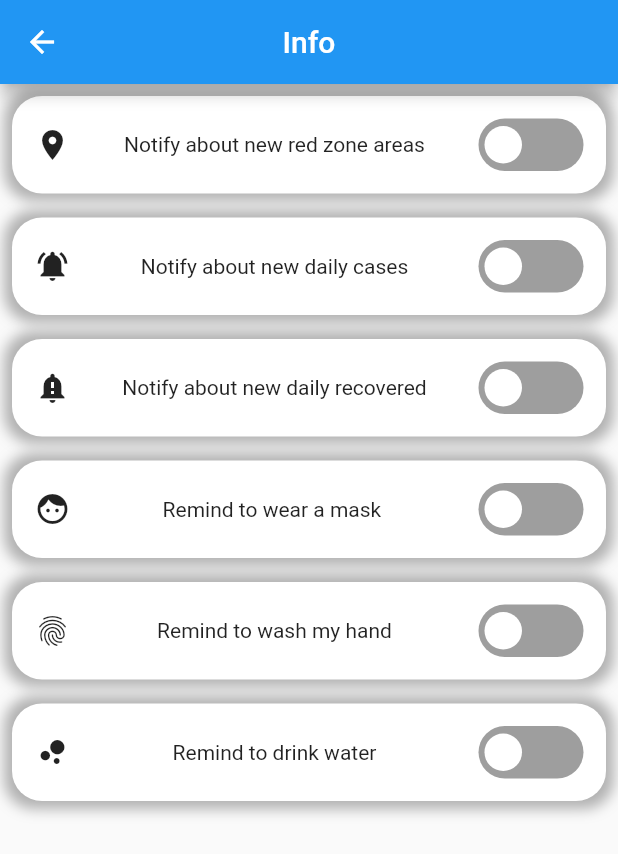
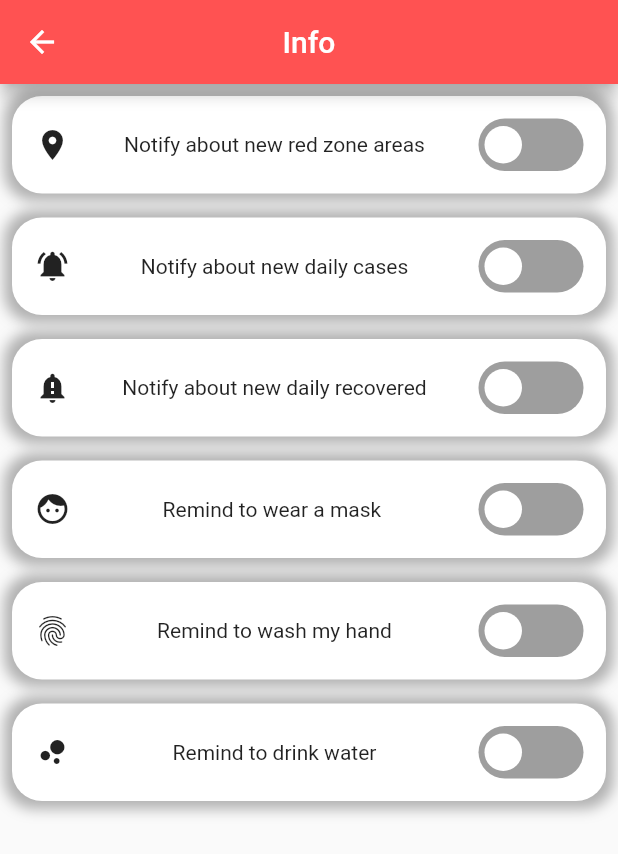
Before and after one commit to AdamHarith2510/flutter_app123, a Flutter app: the screen it shows after launch, after a tap on the "notifications" icon, on a phone screen of 412 x 824 dp. Shown: the top 854 px of the screen. Run offline on Flutter 3.47's test engine with Material 2 defaults, Android fonts, the phone set to English and light mode, and no system bars; drawn by our look-alikes of flutter_switch; our stand-ins replace page_transition, webview_flutter; missing offline and left inert: qr_code_scanner; network calls fail; statements that could not run were skipped; project files that could hold a hidden picture were left out.

Commit message:
Add files via upload

```diff
--- a/lib/main.dart
+++ b/lib/main.dart
@@ -78,7 +78,7 @@ class _MyHomePageState extends State<MyHomePage> {
       ),
       floatingActionButton: FloatingActionButton(
         child: Icon(Icons.notifications),
-        splashColor: Colors.purple,
+        splashColor: Colors.purpleAccent,
         backgroundColor: Colors.redAccent,
         onPressed: () {
           Navigator.push(
--- a/lib/notification.dart
+++ b/lib/notification.dart
@@ -7,6 +7,7 @@ class noti extends StatelessWidget {
     return Scaffold(
       appBar: AppBar(
         title: Text('Info'),
+        backgroundColor: Colors.redAccent,
         centerTitle: true,
       ),
       body: BodyLayout(),
```
Also changed, not shown: lib/home.dart (+1 -14 lines).
